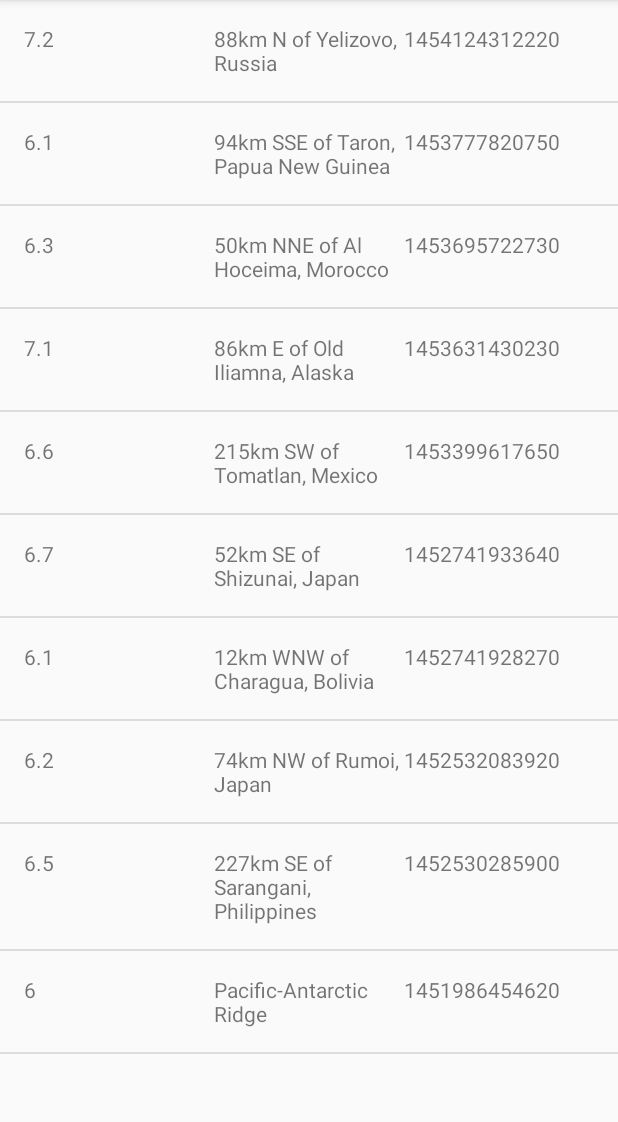
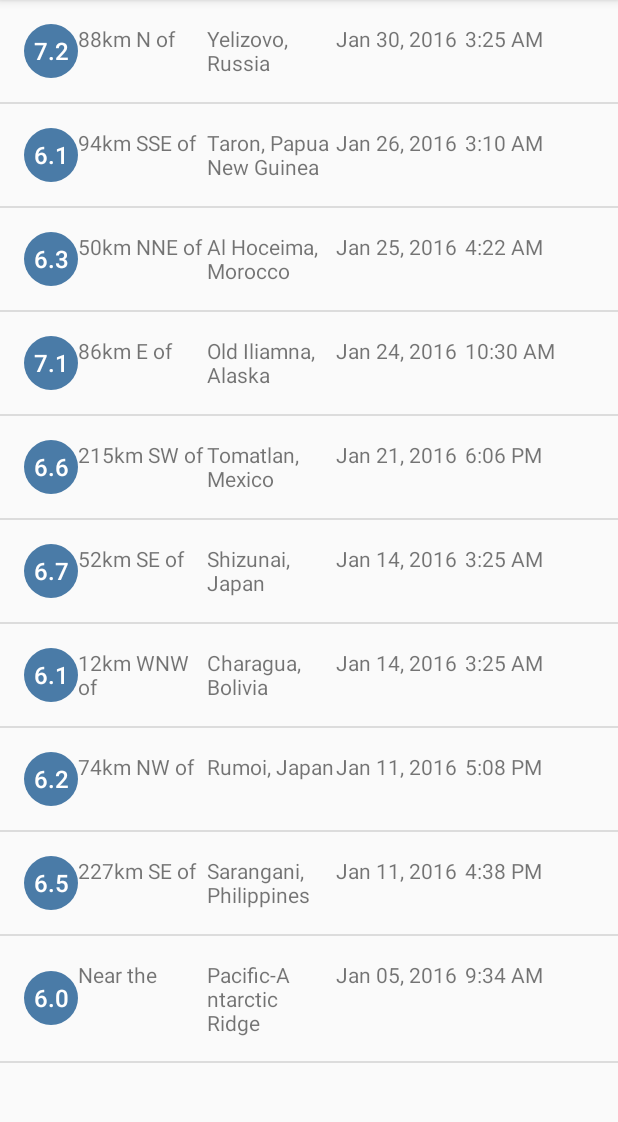
Before and after one commit to joharbatta/QwakeAlert, an Android app: the screen it shows after launch (EarthquakeActivity), on a phone screen of 412 x 824 dp, the part 84-1206 px from its top. Run offline under Robolectric (Android 15) with nearby library versions, the phone set to English and light mode, and no system bars.

Commit message:
date and time format set

```diff
--- a/app/src/main/java/com/example/android/quakereport/Earthquake.java
+++ b/app/src/main/java/com/example/android/quakereport/Earthquake.java
@@ -1,24 +1,24 @@
 package com.example.android.quakereport;
 
 public class Earthquake {
-    private String magnitude;
+    private double magnitude;
     private String location;
-    private String date;
+    private long timeinmilli;
 
-    public Earthquake(String magnitude,String location,String date)
+    public Earthquake(double magnitude,String location,long timeinmilli)
     {
         this.magnitude=magnitude;
         this.location=location;
-        this.date=date;
+        this.timeinmilli=timeinmilli;
 
     }
-    public String getMagnitude()
+    public double getMagnitude()
     {
         return  magnitude;
     }
 
-    public String getDate() {
-        return date;
+    public long getDate() {
+        return timeinmilli;
     }
 
     public String getLocation() {
--- a/app/src/main/java/com/example/android/quakereport/EarthquakeAdapter.java
+++ b/app/src/main/java/com/example/android/quakereport/EarthquakeAdapter.java
@@ -7,10 +7,14 @@ import android.view.ViewGroup;
 import android.widget.ArrayAdapter;
 import android.widget.TextView;
 
+import java.text.DecimalFormat;
+import java.text.SimpleDateFormat;
 import java.util.ArrayList;
+import java.util.Date;
 import java.util.List;
 
 public class EarthquakeAdapter extends ArrayAdapter<Earthquake> {
+    private static final String LOCATION_SEPARATOR =" of ";
 
 
     public EarthquakeAdapter(Context context, List<Earthquake> earthquakes) {
@@ -29,16 +33,60 @@ public class EarthquakeAdapter extends ArrayAdapter<Earthquake> {
         Earthquake current = getItem(position);
 
         TextView magnitudeView = (TextView) listItemView.findViewById(R.id.magnitude);
-        magnitudeView.setText(current.getMagnitude());
+        String formattedMagnitude = formatMagnitude(current.getMagnitude());
+        // Display the magnitude of the current earthquake in that TextView
+        magnitudeView.setText(formattedMagnitude);
 
-        TextView locationView = (TextView) listItemView.findViewById(R.id.location);
-        locationView.setText(current.getLocation());
+        String originalLocation = current.getLocation();
+        String primaryLocation=null;
+        String locationOffset=null;
+
+        if (originalLocation.contains(LOCATION_SEPARATOR)) {
+            String[] parts = originalLocation.split(LOCATION_SEPARATOR);
+            locationOffset = parts[0] + LOCATION_SEPARATOR;
+            primaryLocation = parts[1];
+        } else {
+            locationOffset = getContext().getString(R.string.near_the);
+            primaryLocation = originalLocation;
+        }
+
+        TextView primaryLocationView = (TextView) listItemView.findViewById(R.id.primary_location);
+        primaryLocationView.setText(primaryLocation);
+
+        TextView locationOffsetView = (TextView) listItemView.findViewById(R.id.location_offset);
+        locationOffsetView.setText(locationOffset);
+
+        Date dateObject = new Date(current.getDate()); // get date is time name problem by me dont confuse
 
         TextView dateView = (TextView) listItemView.findViewById(R.id.date);
-        dateView.setText(current.getDate());
+
+        String formattedDate = formatDate(dateObject);
+        // Display the date of the current earthquake in that TextView
+        dateView.setText(formattedDate);
+        TextView timeView =(TextView) listItemView.findViewById(R.id.time);
+
+        String formattedTime = formatTime(dateObject);
+        timeView.setText(formattedTime);
 
         return listItemView;
 
 
+
+    }
+    private String formatDate(Date dateObject) {
+        SimpleDateFormat dateFormat = new SimpleDateFormat("LLL dd, yyyy");
+        return dateFormat.format(dateObject);
+    }
+
+    /**
+     * Return the formatted date string (i.e. "4:30 PM") from a Date object.
+     */
+    private String formatTime(Date dateObject) {
+        SimpleDateFormat timeFormat = new SimpleDateFormat("h:mm a");
+        return timeFormat.format(dateObject);
+    }
+    private String formatMagnitude(double magnitude) {
+        DecimalFormat magnitudeFormat = new DecimalFormat("0.0");
+        return magnitudeFormat.format(magnitude);
     }
 }
--- a/app/src/main/java/com/example/android/quakereport/QueryUtils.java
+++ b/app/src/main/java/com/example/android/quakereport/QueryUtils.java
@@ -7,6 +7,8 @@ import org.json.JSONException;
 import org.json.JSONObject;
 
 import java.util.ArrayList;
+import java.text.SimpleDateFormat;
+import java.util.Date;
 
 
 public final class QueryUtils {
@@ -40,11 +42,15 @@ public final class QueryUtils {
             {
                 JSONObject currentEarthquake=earthquakeArray.getJSONObject(i);
                 JSONObject properties=currentEarthquake.getJSONObject("properties");
-                String magnitude=properties.getString("mag");
+                //String magnitude=properties.getString("mag");
+                double magnitude = properties.getDouble("mag");
                 String location=properties.getString("place");
-                String time=properties.getString("time");
+                long timeinmilli=properties.getLong("time");
+                Date dateObject = new Date(timeinmilli);
+                SimpleDateFormat dateFormatter = new SimpleDateFormat("MMM DD, yyyy");
+                String dateToDisplay = dateFormatter.format(dateObject);
 
-                Earthquake earthquake=new Earthquake(magnitude,location,time);
+                Earthquake earthquake=new Earthquake(magnitude,location,timeinmilli);
                  earthquakes.add(earthquake);
 
 
--- /dev/null
+++ b/app/src/main/res/drawable/magnitude_circle.xml
@@ -0,0 +1,8 @@
+<shape xmlns:android="http://schemas.android.com/apk/res/android"
+    android:shape="oval">
+    <solid android:color="@color/magnitude1" />
+    <size
+        android:width="36dp"
+        android:height="36dp" />
+    <corners android:radius="18dp" />
+</shape>
--- a/app/src/main/res/layout/earthquake_list_item.xml
+++ b/app/src/main/res/layout/earthquake_list_item.xml
@@ -6,25 +6,48 @@
     android:padding="16dp"
    >
 
+    <!--<TextView-->
+        <!--android:id="@+id/magnitude"-->
+        <!--android:layout_width="0dp"-->
+        <!--android:layout_height="wrap_content"-->
+        <!--android:layout_weight="1"-->
+        <!--tools:text="8.9" />-->
     <TextView
         android:id="@+id/magnitude"
+        android:layout_width="36dp"
+        android:layout_height="36dp"
+        android:layout_gravity="center_vertical"
+        android:background="@drawable/magnitude_circle"
+        android:fontFamily="sans-serif-medium"
+        android:gravity="center"
+        android:textColor="@android:color/white"
+        android:textSize="16sp"
+        tools:text="8.9" />
+    <TextView
+        android:id="@+id/location_offset"
         android:layout_width="0dp"
         android:layout_height="wrap_content"
         android:layout_weight="1"
-        tools:text="8.9" />
+        tools:text="30km S of" />
 
-         <TextView
-            android:id="@+id/location"
-            android:layout_width="0dp"
-            android:layout_height="wrap_content"
-           android:layout_weight="1"
-            tools:text="India" />
+    <TextView
+        android:id="@+id/primary_location"
+        android:layout_width="0dp"
+        android:layout_height="wrap_content"
+        android:layout_weight="1"
+        tools:text="San Francisco, CA" />
        <TextView
         android:id="@+id/date"
         android:layout_width="0dp"
         android:layout_weight="1"
         android:layout_height="wrap_content"
         tools:text="NOv 3, 2000" />
+    <TextView
+        android:id="@+id/time"
+        android:layout_width="0dp"
+        android:layout_height="wrap_content"
+        android:layout_weight="1"
+        tools:text="3:00 PM" />
 
 
 </LinearLayout>
--- a/app/src/main/res/values/colors.xml
+++ b/app/src/main/res/values/colors.xml
@@ -22,4 +22,32 @@
 
     <!-- Accent color of the app -->
     <color name="colorAccent">#10CAC9</color>
+    <color name="magnitude1">#4A7BA7</color>
+
+    <!-- Magnitude circle color for an earthquake with magnitude between 2 and 3 -->
+    <color name="magnitude2">#04B4B3</color>
+
+    <!-- Magnitude circle color for an earthquake with magnitude between 3 and 4 -->
+    <color name="magnitude3">#10CAC9</color>
+
+    <!-- Magnitude circle color for an earthquake with magnitude between 4 and 5 -->
+    <color name="magnitude4">#F5A623</color>
+
+    <!-- Magnitude circle color for an earthquake with magnitude between 5 and 6 -->
+    <color name="magnitude5">#FF7D50</color>
+
+    <!-- Magnitude circle color for an earthquake with magnitude between 6 and 7 -->
+    <color name="magnitude6">#FC6644</color>
+
+    <!-- Magnitude circle color for an earthquake with magnitude between 7 and 8 -->
+    <color name="magnitude7">#E75F40</color>
+
+    <!-- Magnitude circle color for an earthquake with magnitude between 8 and 9 -->
+    <color name="magnitude8">#E13A20</color>
+
+    <!-- Magnitude circle color for an earthquake with magnitude between 9 and 10 -->
+    <color name="magnitude9">#D93218</color>
+
+    <!-- Magnitude circle color for an earthquake with magnitude over 10 -->
+    <color name="magnitude10plus">#C03823</color>
 </resources>
--- a/app/src/main/res/values/strings.xml
+++ b/app/src/main/res/values/strings.xml
@@ -15,4 +15,5 @@
 -->
 <resources>
     <string name="app_name">Quake Report</string>
+    <string name="near_the">Near the</string>
 </resources>
```
